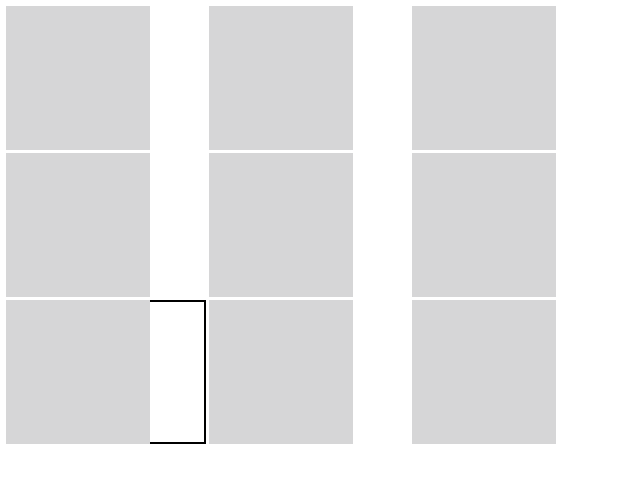
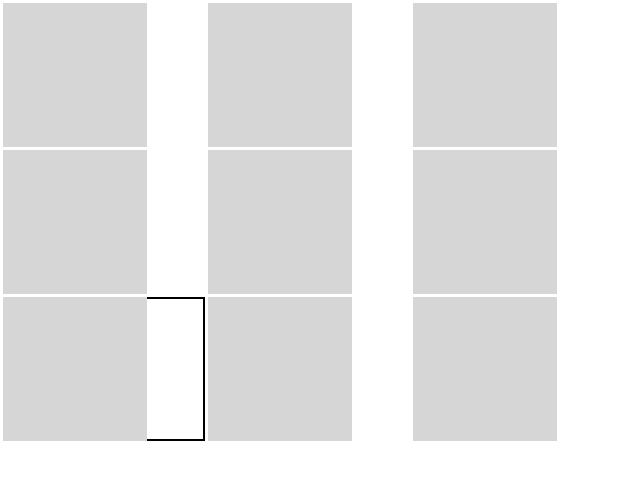
Before and after one commit to yoonh-j/HRHJ, an Android app: the layout fragment_add_basic.xml on its own in the app's theme, with its tools: preview values and no code run, on a phone screen of 412 x 824 dp. Shown: the top 483 px of the screen. Run offline under Robolectric (Android 15) with nearby library versions, the phone set to English and light mode, and no system bars.

```diff
--- a/FrontEnd/HRHJ/app/src/main/java/com/example/hrhj/Add/AddGalleryAdapter.java
+++ b/FrontEnd/HRHJ/app/src/main/java/com/example/hrhj/Add/AddGalleryAdapter.java
@@ -18,6 +18,7 @@ import android.widget.Gallery;
 import android.widget.GridView;
 import android.widget.ImageView;
 import android.widget.LinearLayout;
+import android.widget.Toast;
 
 import androidx.annotation.NonNull;
 import androidx.annotation.Nullable;
--- a/FrontEnd/HRHJ/app/src/main/res/layout/fragment_add_basic.xml
+++ b/FrontEnd/HRHJ/app/src/main/res/layout/fragment_add_basic.xml
@@ -11,9 +11,9 @@
         android:id="@+id/addBasic_linearLayout1"
         android:layout_width="match_parent"
         android:layout_height="wrap_content"
-        android:paddingTop="4dp"
-        android:paddingStart="4dp"
-        android:paddingEnd="4dp">
+        android:paddingTop="2dp"
+        android:paddingStart="2dp"
+        android:paddingEnd="2dp">
         <RadioButton
             android:id="@+id/basicColor_red"
             android:layout_width="0dp"
@@ -41,8 +41,8 @@
         android:layout_width="match_parent"
         android:layout_height="wrap_content"
         android:paddingTop="2dp"
-        android:paddingStart="4dp"
-        android:paddingEnd="4dp">
+        android:paddingStart="2dp"
+        android:paddingEnd="2dp">
         <RadioButton
             android:id="@+id/basicColor_green"
             android:layout_width="0dp"
@@ -70,9 +70,9 @@
         android:layout_width="match_parent"
         android:layout_height="wrap_content"
         android:paddingTop="2dp"
-        android:paddingStart="4dp"
-        android:paddingEnd="4dp"
-        android:paddingBottom="4dp">
+        android:paddingStart="2dp"
+        android:paddingEnd="2dp"
+        android:paddingBottom="2dp">
         <RadioButton
             android:id="@+id/basicColor_white"
             android:layout_width="0dp"
```
Also changed, not shown: FrontEnd/HRHJ/app/src/main/java/com/example/hrhj/Add/AddBasicFragment.java (+6 -1 lines), FrontEnd/HRHJ/app/src/main/java/com/example/hrhj/Add/AddCameraFragment.java (+1 -17 lines), FrontEnd/HRHJ/app/src/main/java/com/example/hrhj/Add/AddGalleryFragment.java (+8 -6 lines), FrontEnd/HRHJ/app/src/main/java/com/example/hrhj/Add/AddTextFragment.java (+59 -2 lines), FrontEnd/HRHJ/app/src/main/java/com/example/hrhj/Add/CameraPreview.java (+13 -55 lines), 1 other file.
